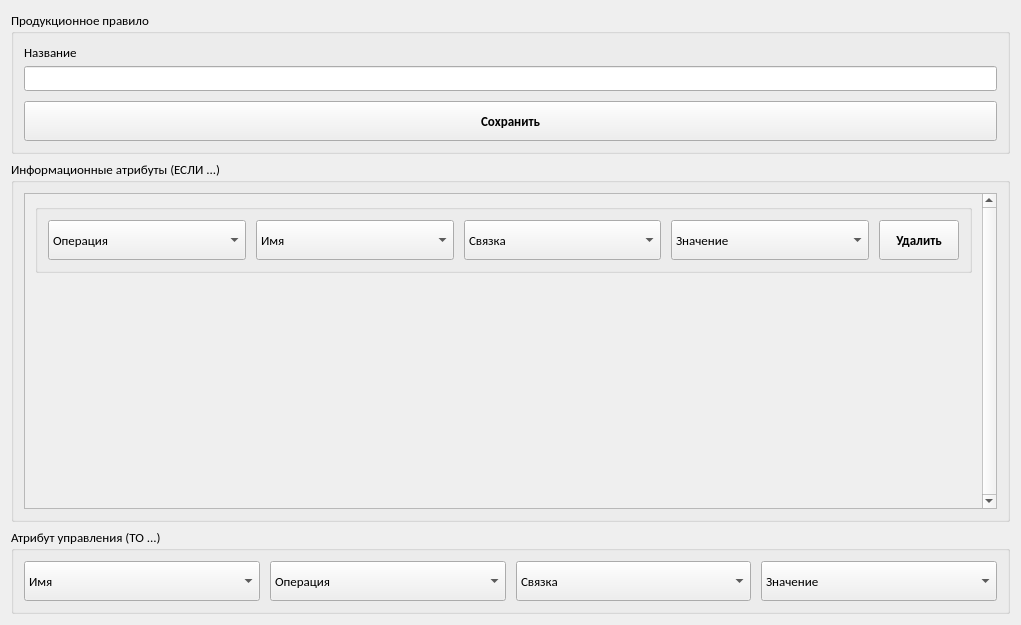
Before: the Qt Designer form ui/pp_editor_window.ui in WeeIIer/knowledge_representation-lab_2, drawn with Qt 5.
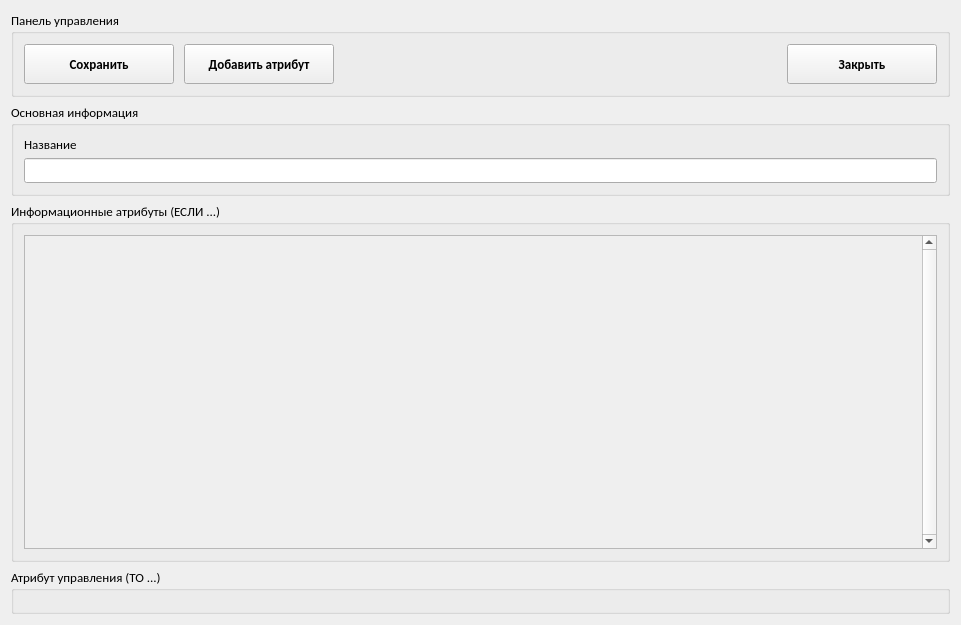
After: the same form once the commit is applied.

Patch:
```diff
--- a/ui/pp_editor_window.ui
+++ b/ui/pp_editor_window.ui
@@ -6,7 +6,7 @@
    <rect>
     <x>0</x>
     <y>0</y>
-    <width>1021</width>
+    <width>961</width>
     <height>625</height>
    </rect>
   </property>
@@ -32,6 +32,163 @@
    <string>Редактор продукционного правила</string>
   </property>
   <layout class="QVBoxLayout" name="verticalLayout_2">
+   <item>
+    <widget class="QGroupBox" name="groupBox_3">
+     <property name="sizePolicy">
+      <sizepolicy hsizetype="Preferred" vsizetype="Preferred">
+       <horstretch>0</horstretch>
+       <verstretch>0</verstretch>
+      </sizepolicy>
+     </property>
+     <property name="minimumSize">
+      <size>
+       <width>0</width>
+       <height>0</height>
+      </size>
+     </property>
+     <property name="maximumSize">
+      <size>
+       <width>16777215</width>
+       <height>16777215</height>
+      </size>
+     </property>
+     <property name="title">
+      <string>Панель управления</string>
+     </property>
+     <layout class="QHBoxLayout" name="horizontalLayout_3">
+      <property name="spacing">
+       <number>10</number>
+      </property>
+      <property name="leftMargin">
+       <number>10</number>
+      </property>
+      <property name="topMargin">
+       <number>10</number>
+      </property>
+      <property name="rightMargin">
+       <number>10</number>
+      </property>
+      <property name="bottomMargin">
+       <number>10</number>
+      </property>
+      <item>
+       <widget class="QPushButton" name="button_save">
+        <property name="sizePolicy">
+         <sizepolicy hsizetype="Minimum" vsizetype="Fixed">
+          <horstretch>0</horstretch>
+          <verstretch>0</verstretch>
+         </sizepolicy>
+        </property>
+        <property name="minimumSize">
+         <size>
+          <width>150</width>
+          <height>40</height>
+         </size>
+        </property>
+        <property name="font">
+         <font>
+          <weight>75</weight>
+          <bold>true</bold>
+         </font>
+        </property>
+        <property name="cursor">
+         <cursorShape>PointingHandCursor</cursorShape>
+        </property>
+        <property name="text">
+         <string>Сохранить</string>
+        </property>
+        <property name="iconSize">
+         <size>
+          <width>24</width>
+          <height>24</height>
+         </size>
+        </property>
+       </widget>
+      </item>
+      <item>
+       <widget class="QPushButton" name="button_add_attribute">
+        <property name="sizePolicy">
+         <sizepolicy hsizetype="Minimum" vsizetype="Fixed">
+          <horstretch>0</horstretch>
+          <verstretch>0</verstretch>
+         </sizepolicy>
+        </property>
+        <property name="minimumSize">
+         <size>
+          <width>150</width>
+          <height>40</height>
+         </size>
+        </property>
+        <property name="font">
+         <font>
+          <weight>75</weight>
+          <bold>true</bold>
+         </font>
+        </property>
+        <property name="cursor">
+         <cursorShape>PointingHandCursor</cursorShape>
+        </property>
+        <property name="text">
+         <string>Добавить атрибут</string>
+        </property>
+        <property name="iconSize">
+         <size>
+          <width>24</width>
+          <height>24</height>
+         </size>
+        </property>
+       </widget>
+      </item>
+      <item>
+       <spacer name="horizontalSpacer">
+        <property name="orientation">
+         <enum>Qt::Horizontal</enum>
+        </property>
+        <property name="sizeHint" stdset="0">
+         <size>
+          <width>40</width>
+          <height>20</height>
+         </size>
+        </property>
+       </spacer>
+      </item>
+      <item>
+       <widget class="QPushButton" name="button_exit">
+        <property name="sizePolicy">
+         <sizepolicy hsizetype="Minimum" vsizetype="Fixed">
+          <horstretch>0</horstretch>
+          <verstretch>0</verstretch>
+         </sizepolicy>
+        </property>
+        <property name="minimumSize">
+         <size>
+          <width>150</width>
+          <height>40</height>
+         </size>
+        </property>
+        <property name="font">
+         <font>
+          <weight>75</weight>
+          <bold>true</bold>
+         </font>
+        </property>
+        <property name="cursor">
+         <cursorShape>PointingHandCursor</cursorShape>
+        </property>
+        <property name="text">
+         <string>Закрыть</string>
+        </property>
+        <property name="iconSize">
+         <size>
+          <width>24</width>
+          <height>24</height>
+         </size>
+        </property>
+       </widget>
+      </item>
+     </layout>
+    </widget>
+   </item>
    <item>
     <widget class="QGroupBox" name="groupBox">
      <property name="sizePolicy">
@@ -53,9 +210,9 @@
       </size>
      </property>
      <property name="title">
-      <string>Продукционное правило</string>
+      <string>Основная информация</string>
      </property>
-     <layout class="QVBoxLayout" name="verticalLayout">
+     <layout class="QHBoxLayout" name="horizontalLayout">
       <property name="spacing">
        <number>10</number>
       </property>
@@ -101,34 +258,6 @@
         </item>
        </layout>
       </item>
-      <item>
-       <widget class="QPushButton" name="button_save">
-        <property name="minimumSize">
-         <size>
-          <width>100</width>
-          <height>40</height>
-         </size>
-        </property>
-        <property name="font">
-         <font>
-          <weight>75</weight>
-          <bold>true</bold>
-         </font>
-        </property>
-        <property name="cursor">
-         <cursorShape>PointingHandCursor</cursorShape>
-        </property>
-        <property name="text">
-         <string>Сохранить</string>
-        </property>
-        <property name="iconSize">
-         <size>
-          <width>24</width>
-          <height>24</height>
-         </size>
-        </property>
-       </widget>
-      </item>
      </layout>
     </widget>
    </item>
@@ -143,7 +272,7 @@
      <property name="title">
       <string>Информационные атрибуты (ЕСЛИ ...)</string>
      </property>
-     <layout class="QHBoxLayout" name="horizontalLayout">
+     <layout class="QVBoxLayout" name="verticalLayout_3">
       <property name="spacing">
        <number>10</number>
       </property>
@@ -160,7 +289,7 @@
        <number>10</number>
       </property>
       <item>
-       <widget class="QScrollArea" name="scroll_input">
+       <widget class="QScrollArea" name="scroll_attribute">
         <property name="minimumSize">
          <size>
           <width>0</width>
@@ -205,8 +334,8 @@
           <rect>
            <x>0</x>
            <y>0</y>
-           <width>962</width>
-           <height>349</height>
+           <width>902</width>
+           <height>354</height>
           </rect>
          </property>
          <property name="autoFillBackground">
@@ -245,124 +374,6 @@
             <property name="bottomMargin">
              <number>10</number>
             </property>
-            <item>
-             <widget class="QGroupBox" name="groupBox_9">
-              <property name="title">
-               <string/>
-              </property>
-              <layout class="QHBoxLayout" name="horizontalLayout_7">
-               <property name="spacing">
-                <number>10</number>
-               </property>
-               <property name="leftMargin">
-                <number>10</number>
-               </property>
-               <property name="topMargin">
-                <number>10</number>
-               </property>
-               <property name="rightMargin">
-                <number>10</number>
-               </property>
-               <property name="bottomMargin">
-                <number>10</number>
-               </property>
-               <item>
-                <widget class="QComboBox" name="comboBox_17">
-                 <property name="minimumSize">
-                  <size>
-                   <width>0</width>
-                   <height>40</height>
-                  </size>
-                 </property>
-                 <item>
-                  <property name="text">
-                   <string>Операция</string>
-                  </property>
-                 </item>
-                </widget>
-               </item>
-               <item>
-                <widget class="QComboBox" name="comboBox_18">
-                 <property name="minimumSize">
-                  <size>
-                   <width>0</width>
-                   <height>40</height>
-                  </size>
-                 </property>
-                 <item>
-                  <property name="text">
-                   <string>Имя</string>
-                  </property>
-                 </item>
-                </widget>
-               </item>
-               <item>
-                <widget class="QComboBox" name="comboBox_19">
-                 <property name="minimumSize">
-                  <size>
-                   <width>0</width>
-                   <height>40</height>
-                  </size>
-                 </property>
-                 <item>
-                  <property name="text">
-                   <string>Связка</string>
-                  </property>
-                 </item>
-                </widget>
-               </item>
-               <item>
-                <widget class="QComboBox" name="comboBox_20">
-                 <property name="minimumSize">
-                  <size>
-                   <width>0</width>
-                   <height>40</height>
-                  </size>
-                 </property>
-                 <item>
-                  <property name="text">
-                   <string>Значение</string>
-                  </property>
-                 </item>
-                </widget>
-               </item>
-               <item>
-                <widget class="QPushButton" name="button_save_2">
-                 <property name="sizePolicy">
-                  <sizepolicy hsizetype="Fixed" vsizetype="Fixed">
-                   <horstretch>0</horstretch>
-                   <verstretch>0</verstretch>
-                  </sizepolicy>
-                 </property>
-                 <property name="minimumSize">
-                  <size>
-                   <width>80</width>
-                   <height>40</height>
-                  </size>
-                 </property>
-                 <property name="font">
-                  <font>
-                   <weight>75</weight>
-                   <bold>true</bold>
-                  </font>
-                 </property>
-                 <property name="cursor">
-                  <cursorShape>PointingHandCursor</cursorShape>
-                 </property>
-                 <property name="text">
-                  <string>Удалить</string>
-                 </property>
-                 <property name="iconSize">
-                  <size>
-                   <width>24</width>
-                   <height>24</height>
-                  </size>
-                 </property>
-                </widget>
-               </item>
-              </layout>
-             </widget>
-            </item>
            </layout>
           </item>
           <item>
@@ -425,64 +436,11 @@
        <number>10</number>
       </property>
       <item>
-       <widget class="QComboBox" name="comboBox_22">
-        <property name="minimumSize">
-         <size>
-          <width>0</width>
-          <height>40</height>
-         </size>
+       <layout class="QVBoxLayout" name="layout_output_attribute">
+        <property name="spacing">
+         <number>0</number>
         </property>
-        <item>
-         <property name="text">
-          <string>Имя</string>
-         </property>
-        </item>
-       </widget>
-      </item>
-      <item>
-       <widget class="QComboBox" name="comboBox_21">
-        <property name="minimumSize">
-         <size>
-          <width>0</width>
-          <height>40</height>
-         </size>
-        </property>
-        <item>
-         <property name="text">
-          <string>Операция</string>
-         </property>
-        </item>
-       </widget>
-      </item>
-      <item>
-       <widget class="QComboBox" name="comboBox_23">
-        <property name="minimumSize">
-         <size>
-          <width>0</width>
-          <height>40</height>
-         </size>
-        </property>
-        <item>
-         <property name="text">
-          <string>Связка</string>
-         </property>
-        </item>
-       </widget>
-      </item>
-      <item>
-       <widget class="QComboBox" name="comboBox_24">
-        <property name="minimumSize">
-         <size>
-          <width>0</width>
-          <height>40</height>
-         </size>
-        </property>
-        <item>
-         <property name="text">
-          <string>Значение</string>
-         </property>
-        </item>
-       </widget>
+       </layout>
       </item>
      </layout>
     </widget>
```
Left out of the diff: 6 changed lines with no effect on the pictures.
